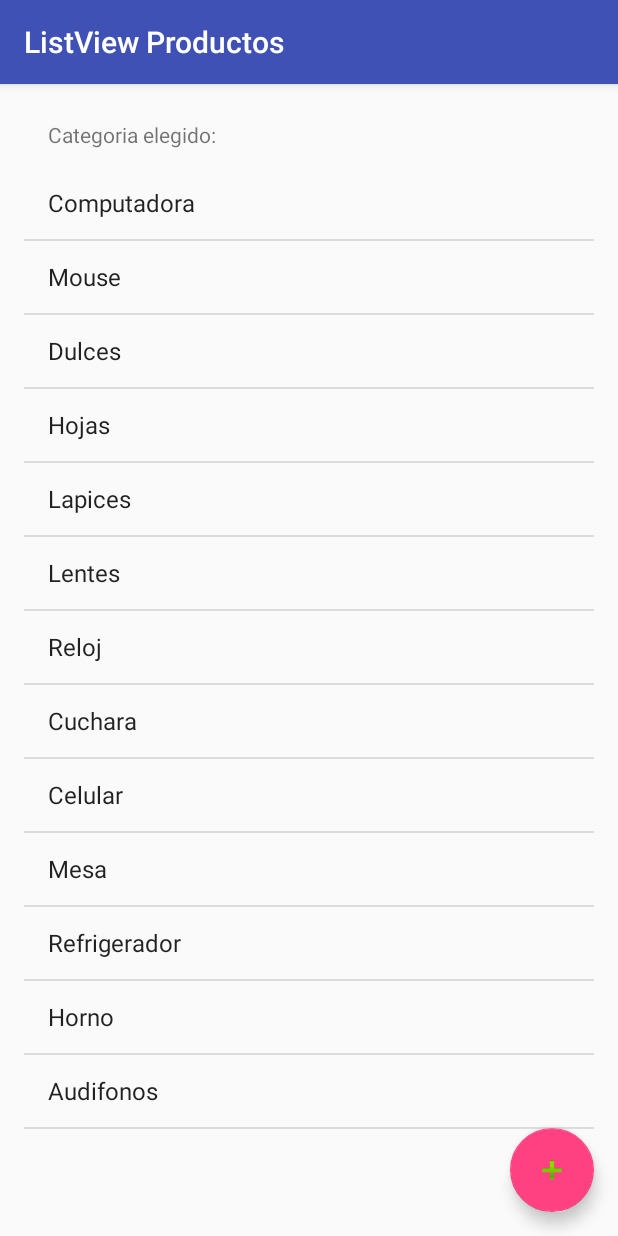
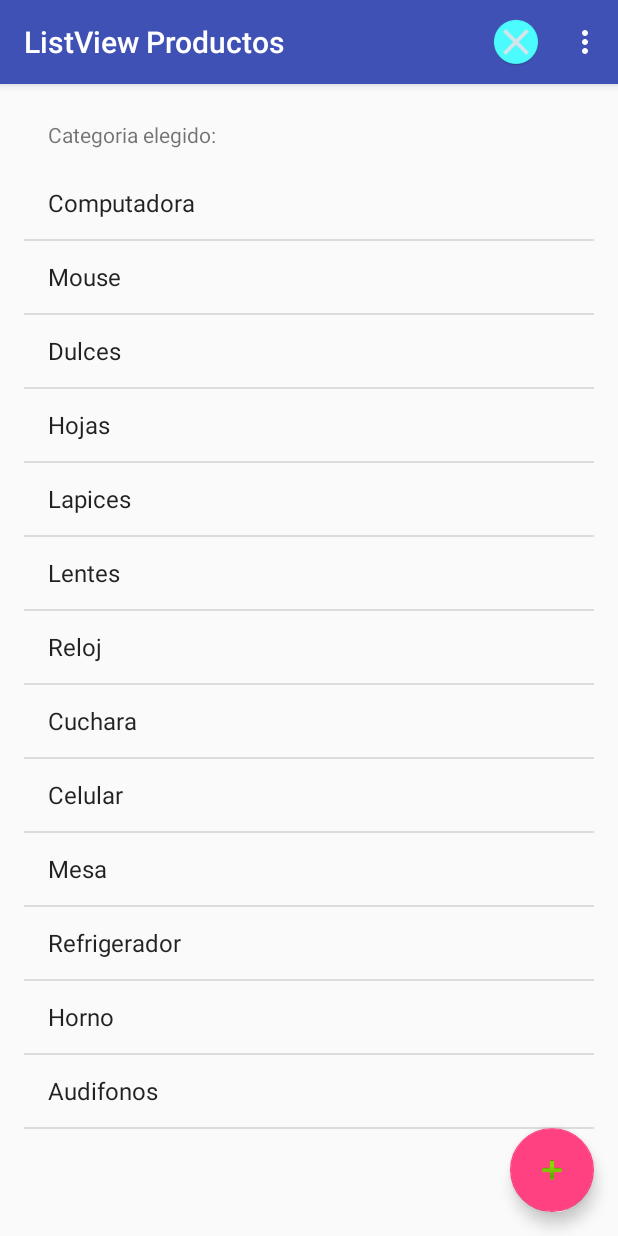
Before and after one commit to cobymotion/ListViewProductos, an Android app: the screen it shows after launch (MainActivity), on a phone screen of 412 x 824 dp. Run offline under Robolectric (Android 15) with nearby library versions, the phone set to English and light mode, and no system bars.

Commit message:
Menu contexual

```diff
--- /dev/null
+++ b/app/src/main/res/menu/menu_emergente.xml
@@ -0,0 +1,10 @@
+<?xml version="1.0" encoding="utf-8"?>
+<menu xmlns:android="http://schemas.android.com/apk/res/android">
+
+    <item android:id="@+id/emergente_1"
+        android:title="Modificar" />
+
+    <item android:id="@+id/emergente_2"
+        android:title="Eliminar" />
+
+</menu>
--- /dev/null
+++ b/app/src/main/res/menu/menu_principal.xml
@@ -0,0 +1,15 @@
+<?xml version="1.0" encoding="utf-8"?>
+<menu xmlns:android="http://schemas.android.com/apk/res/android"
+    xmlns:app="http://schemas.android.com/apk/res-auto">
+
+    <item android:id="@+id/op_salir"
+        android:title="Cerrar"
+        app:showAsAction="always"
+        android:icon="@mipmap/ic_cerrar"
+        />
+
+    <item android:id="@+id/op_info"
+        android:title="Acerca de... " />
+
+
+</menu>
```
Also changed, not shown: app/src/main/java/com/example/luiscobian/listviewproductos/MainActivity.java (+66 -0 lines), app/src/main/res/layout/activity_agregar.xml (+9 -0 lines), app/src/main/ic_cerrar-web.png (added), app/src/main/res/mipmap-hdpi/ic_cerrar.png (added), app/src/main/res/mipmap-mdpi/ic_cerrar.png (added), app/src/main/res/mipmap-xhdpi/ic_cerrar.png (added), app/src/main/res/mipmap-xxhdpi/ic_cerrar.png (added), app/src/main/res/mipmap-xxxhdpi/ic_cerrar.png (added).
